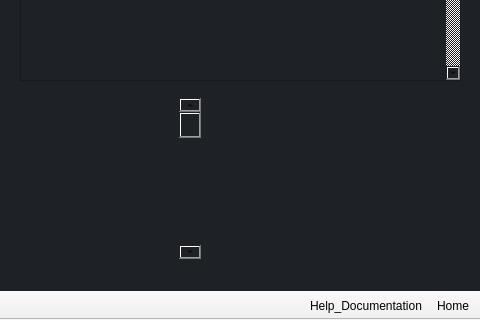
The window that QT_Application/main_window.ui (GeekTech-mirror/qt-cybersecurity_lesson) describes before a commit, drawn with Qt 5; both pictures show x 0 to 480 and y 480 to 800 of the 480 by 800 pixel window.
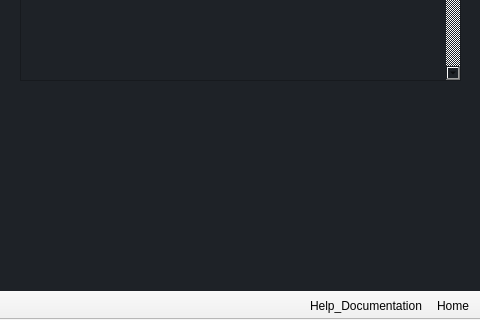
The same window after the commit. Icons and pictures are not drawn.

Patch:
```diff
--- a/QT_Application/main_window.ui
+++ b/QT_Application/main_window.ui
@@ -36,9 +36,6 @@
       <property name="enabled">
        <bool>true</bool>
       </property>
-      <property name="styleSheet">
-       <string notr="true"/>
-      </property>
       <property name="currentIndex">
        <number>4</number>
       </property>
@@ -378,19 +375,6 @@
          </size>
         </property>
        </widget>
-       <widget class="QScrollBar" name="verticalScrollBar">
-        <property name="geometry">
-         <rect>
-          <x>170</x>
-          <y>569</y>
-          <width>22</width>
-          <height>161</height>
-         </rect>
-        </property>
-        <property name="orientation">
-         <enum>Qt::Vertical</enum>
-        </property>
-       </widget>
       </widget>
      </widget>
     </item>
```
Left out of the diff: 5 changed lines with no effect on the pictures.
